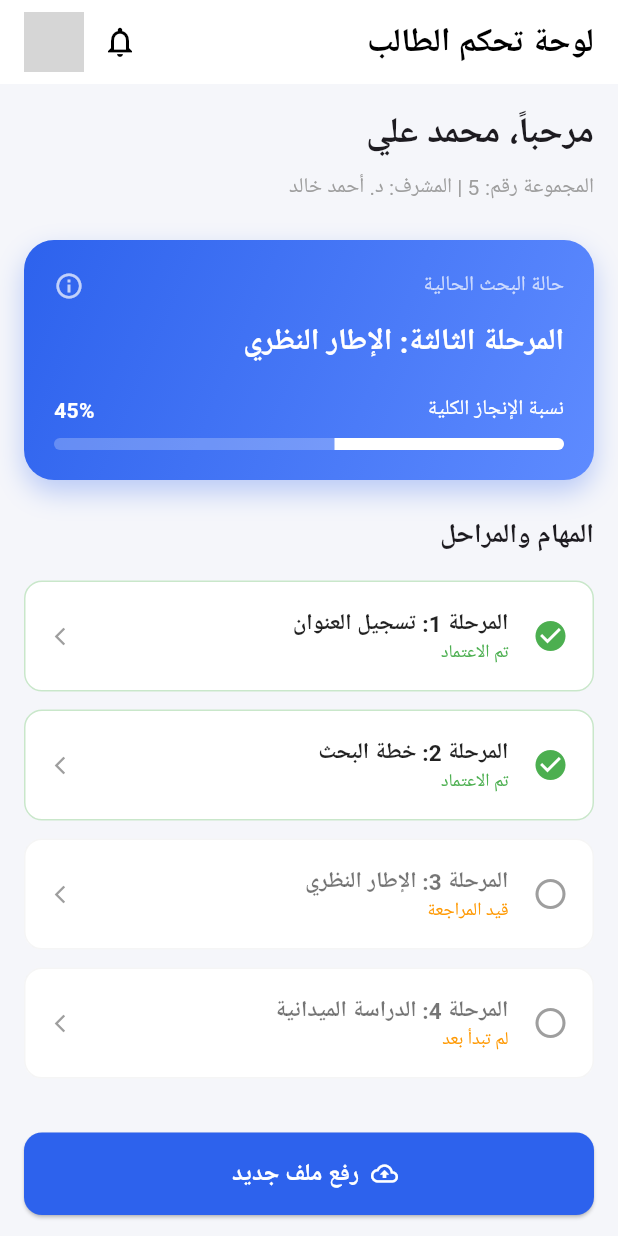
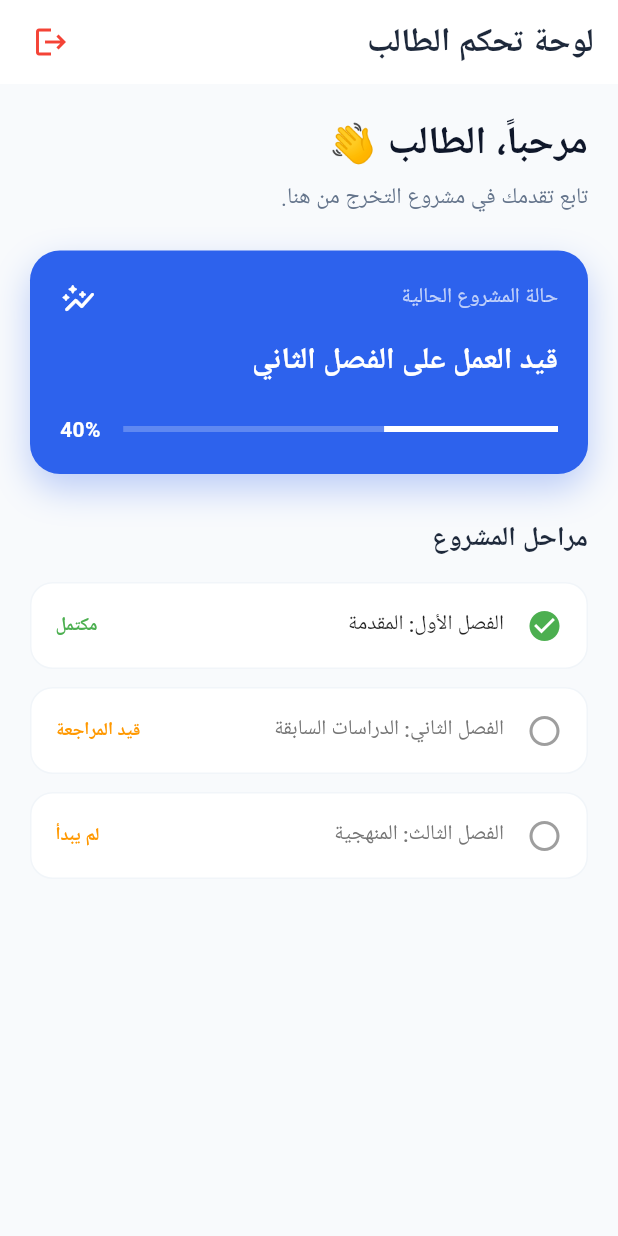
Before and after one commit to wjih28/Supervisor-system, a Flutter app: the StudentDashboard screen opened directly, on a phone screen of 412 x 824 dp. Run offline on Flutter 3.47's test engine with Material 3 defaults, Android fonts, the phone set to English and light mode, and no system bars; our stand-ins replace supabase_flutter; accounts and stored records are empty; network calls fail; Roboto replaces fonts that are missing (Arial); grey boxes are pictures that could not be loaded.

```diff
--- a/lib/models/models.dart
+++ b/lib/models/models.dart
@@ -2,7 +2,8 @@ class Student {
   final int? id;
   final String name;
   final String? email;
-  final String? username;
+  final String? password;
+  final int? collegeNum;
   final int? programId;
   final int? groupId;
 
@@ -10,7 +11,8 @@ class Student {
     this.id,
     required this.name,
     this.email,
-    this.username,
+    this.password,
+    this.collegeNum,
     this.programId,
     this.groupId,
   });
@@ -20,7 +22,8 @@ class Student {
       id: json['stud_id'],
       name: json['stud_name'],
       email: json['stud_email'],
-      username: json['stud_username'],
+      password: json['stud_pass'],
+      collegeNum: json['stud_college_num'],
       programId: json['id_program'],
       groupId: json['id_group'],
     );
@@ -30,7 +33,8 @@ class Student {
     return {
       'stud_name': name,
       'stud_email': email,
-      'stud_username': username,
+      'stud_pass': password,
+      'stud_college_num': collegeNum,
       'id_program': programId,
       'id_group': groupId,
     };
@@ -41,6 +45,7 @@ class Supervisor {
   final int? id;
   final String name;
   final String? email;
+  final String? password;
   final String? username;
   final bool? isActive;
 
@@ -48,6 +53,7 @@ class Supervisor {
     this.id,
     required this.name,
     this.email,
+    this.password,
     this.username,
     this.isActive,
   });
@@ -57,6 +63,7 @@ class Supervisor {
       id: json['sprvsr_id'],
       name: json['sprvsr_name'],
       email: json['sprvsr_email'],
+      password: json['sprvsr_pass'],
       username: json['sprvsr_username'],
       isActive: json['sprvsr_isactive'],
     );
--- a/lib/screens/student_dashboard.dart
+++ b/lib/screens/student_dashboard.dart
@@ -1,105 +1,75 @@
 import 'package:flutter/material.dart';
+import '../models/models.dart';
 
 class StudentDashboard extends StatelessWidget {
-  const StudentDashboard({super.key});
+  final Student? student;
+  const StudentDashboard({super.key, this.student});
 
   @override
   Widget build(BuildContext context) {
     return Scaffold(
-      backgroundColor: const Color(0xFFF5F6FA),
+      backgroundColor: const Color(0xFFF8FAFC),
       appBar: AppBar(
         backgroundColor: Colors.white,
         elevation: 0,
         title: const Text(
           'لوحة تحكم الطالب',
-          style: TextStyle(color: Colors.black, fontWeight: FontWeight.bold),
+          style: TextStyle(color: Color(0xFF1E293B), fontWeight: FontWeight.bold),
         ),
         actions: [
           IconButton(
-            icon: const Icon(Icons.notifications_none, color: Colors.black),
-            onPressed: () {},
+            icon: const Icon(Icons.logout, color: Colors.red),
+            onPressed: () => Navigator.of(context).pop(),
           ),
-          const CircleAvatar(
-            backgroundImage: NetworkImage('https://i.pravatar.cc/150?u=student'),
-          ),
-          const SizedBox(width: 16),
+          const SizedBox(width: 10),
         ],
       ),
       body: SingleChildScrollView(
-        padding: const EdgeInsets.all(16.0),
+        padding: const EdgeInsets.all(20.0),
         child: Column(
           crossAxisAlignment: CrossAxisAlignment.start,
           children: [
+            _buildWelcomeHeader(),
+            const SizedBox(height: 25),
+            _buildStatusCard(),
+            const SizedBox(height: 30),
             const Text(
-              'مرحباً، محمد علي',
-              style: TextStyle(fontSize: 24, fontWeight: FontWeight.bold),
+              'مراحل المشروع',
+              style: TextStyle(fontSize: 18, fontWeight: FontWeight.bold, color: Color(0xFF1E293B)),
             ),
-            const SizedBox(height: 8),
-            const Text(
-              'المجموعة رقم: 5 | المشرف: د. أحمد خالد',
-              style: TextStyle(color: Colors.grey),
-            ),
-            const SizedBox(height: 24),
-
-            // بطاقة حالة البحث الحالية
-            _buildCurrentStatusCard(),
-
-            const SizedBox(height: 24),
-            const Text(
-              'المهام والمراحل',
-              style: TextStyle(fontSize: 18, fontWeight: FontWeight.bold),
-            ),
-            const SizedBox(height: 16),
-
-            // قائمة المراحل
-            _buildStageItem('المرحلة 1: تسجيل العنوان', true, 'تم الاعتماد'),
-            _buildStageItem('المرحلة 2: خطة البحث', true, 'تم الاعتماد'),
-            _buildStageItem('المرحلة 3: الإطار النظري', false, 'قيد المراجعة'),
-            _buildStageItem('المرحلة 4: الدراسة الميدانية', false, 'لم تبدأ بعد'),
-
-            const SizedBox(height: 24),
-
-            // زر رفع الملفات
-            SizedBox(
-              width: double.infinity,
-              height: 55,
-              child: ElevatedButton.icon(
-                onPressed: () {},
-                icon: const Icon(Icons.cloud_upload_outlined, color: Colors.white),
-                label: const Text(
-                  'رفع ملف جديد',
-                  style: TextStyle(color: Colors.white, fontSize: 16, fontWeight: FontWeight.bold),
-                ),
-                style: ElevatedButton.styleFrom(
-                  backgroundColor: const Color(0xFF2D62ED),
-                  shape: RoundedRectangleBorder(
-                    borderRadius: BorderRadius.circular(12),
-                  ),
-                ),
-              ),
-            ),
+            const SizedBox(height: 15),
+            _buildStagesList(),
           ],
         ),
       ),
     );
   }
 
-  Widget _buildCurrentStatusCard() {
+  Widget _buildWelcomeHeader() {
+    return Column(
+      crossAxisAlignment: CrossAxisAlignment.start,
+      children: [
+        Text(
+          'مرحباً، ${student?.name ?? "الطالب"} 👋',
+          style: const TextStyle(fontSize: 26, fontWeight: FontWeight.bold, color: Color(0xFF0F172A)),
+        ),
+        const SizedBox(height: 6),
+        const Text(
+          'تابع تقدمك في مشروع التخرج من هنا.',
+          style: TextStyle(color: Color(0xFF64748B), fontSize: 15),
+        ),
+      ],
+    );
+  }
+
+  Widget _buildStatusCard() {
     return Container(
       padding: const EdgeInsets.all(20),
       decoration: BoxDecoration(
-        gradient: const LinearGradient(
-          colors: [Color(0xFF2D62ED), Color(0xFF5E8BFF)],
-          begin: Alignment.topLeft,
-          end: Alignment.bottomRight,
-        ),
+        color: const Color(0xFF2D62ED),
         borderRadius: BorderRadius.circular(20),
         boxShadow: [
-          BoxShadow(
-            color: const Color(0xFF2D62ED).withOpacity(0.3),
-            blurRadius: 15,
-            offset: const Offset(0, 8),
-          ),
+          BoxShadow(color: const Color(0xFF2D62ED).withOpacity(0.3), blurRadius: 20, offset: const Offset(0, 10)),
         ],
       ),
       child: Column(
@@ -108,79 +78,77 @@ class StudentDashboard extends StatelessWidget {
           const Row(
             mainAxisAlignment: MainAxisAlignment.spaceBetween,
             children: [
-              Text(
-                'حالة البحث الحالية',
-                style: TextStyle(color: Colors.white70, fontSize: 14),
-              ),
-              Icon(Icons.info_outline, color: Colors.white70, size: 20),
+              Text('حالة المشروع الحالية', style: TextStyle(color: Colors.white70, fontSize: 14)),
+              Icon(Icons.auto_graph_rounded, color: Colors.white, size: 24),
             ],
           ),
-          const SizedBox(height: 12),
+          const SizedBox(height: 15),
           const Text(
-            'المرحلة الثالثة: الإطار النظري',
+            'قيد العمل على الفصل الثاني',
             style: TextStyle(color: Colors.white, fontSize: 20, fontWeight: FontWeight.bold),
           ),
           const SizedBox(height: 20),
-          const Row(
-            mainAxisAlignment: MainAxisAlignment.spaceBetween,
+          Row(
             children: [
-              Text('نسبة الإنجاز الكلية', style: TextStyle(color: Colors.white, fontSize: 14)),
-              Text('45%', style: TextStyle(color: Colors.white, fontWeight: FontWeight.bold)),
-            ],
-          ),
-          const SizedBox(height: 8),
-          ClipRRect(
-            borderRadius: BorderRadius.circular(10),
-            child: const LinearProgressIndicator(
-              value: 0.45,
+              const Expanded(
+                child: LinearProgressIndicator(
+                  value: 0.4,
                   backgroundColor: Colors.white24,
                   valueColor: AlwaysStoppedAnimation<Color>(Colors.white),
-              minHeight: 8,
                 ),
+              ),
+              const SizedBox(width: 15),
+              const Text('40%', style: TextStyle(color: Colors.white, fontWeight: FontWeight.bold)),
+            ],
           ),
         ],
       ),
     );
   }
 
-  Widget _buildStageItem(String title, bool isCompleted, String status) {
-    return Container(
+  Widget _buildStagesList() {
+    final stages = [
+      {'title': 'الفصل الأول: المقدمة', 'status': 'مكتمل', 'isDone': true},
+      {'title': 'الفصل الثاني: الدراسات السابقة', 'status': 'قيد المراجعة', 'isDone': false},
+      {'title': 'الفصل الثالث: المنهجية', 'status': 'لم يبدأ', 'isDone': false},
+    ];
+
+    return Column(
+      children: stages.map((stage) => Container(
         margin: const EdgeInsets.only(bottom: 12),
         padding: const EdgeInsets.all(16),
         decoration: BoxDecoration(
           color: Colors.white,
-        borderRadius: BorderRadius.circular(12),
-        border: Border.all(color: isCompleted ? Colors.green.withOpacity(0.3) : Colors.grey.withOpacity(0.1)),
+          borderRadius: BorderRadius.circular(15),
+          border: Border.all(color: const Color(0xFFF1F5F9)),
         ),
         child: Row(
           children: [
             Icon(
-            isCompleted ? Icons.check_circle : Icons.radio_button_unchecked,
-            color: isCompleted ? Colors.green : Colors.grey,
+              stage['isDone'] as bool ? Icons.check_circle : Icons.radio_button_unchecked,
+              color: stage['isDone'] as bool ? Colors.green : Colors.grey,
             ),
-          const SizedBox(width: 16),
+            const SizedBox(width: 15),
             Expanded(
-            child: Column(
-              crossAxisAlignment: CrossAxisAlignment.start,
-              children: [
-                Text(
-                  title,
+              child: Text(
+                stage['title'] as String,
                 style: TextStyle(
-                    fontSize: 15,
-                    fontWeight: FontWeight.bold,
-                    color: isCompleted ? Colors.black87 : Colors.black54,
+                  fontWeight: FontWeight.w500,
+                  color: stage['isDone'] as bool ? Colors.black87 : Colors.grey[600],
+                ),
               ),
             ),
             Text(
-                  status,
-                  style: TextStyle(fontSize: 12, color: isCompleted ? Colors.green : Colors.orange),
+              stage['status'] as String,
+              style: TextStyle(
+                fontSize: 12,
+                color: stage['isDone'] as bool ? Colors.green : Colors.orange,
+                fontWeight: FontWeight.bold,
+              ),
             ),
           ],
         ),
-          ),
-          const Icon(Icons.arrow_forward_ios, size: 14, color: Colors.grey),
-        ],
-      ),
+      )).toList(),
     );
   }
 }
```
Also changed, not shown: lib/screens/login_screen.dart (+8 -25 lines), lib/screens/supervisor_dashboard.dart (+52 -59 lines), lib/services/supabase_service.dart (+7 -8 lines). Lines whose indentation alone changed are shown as unchanged.
